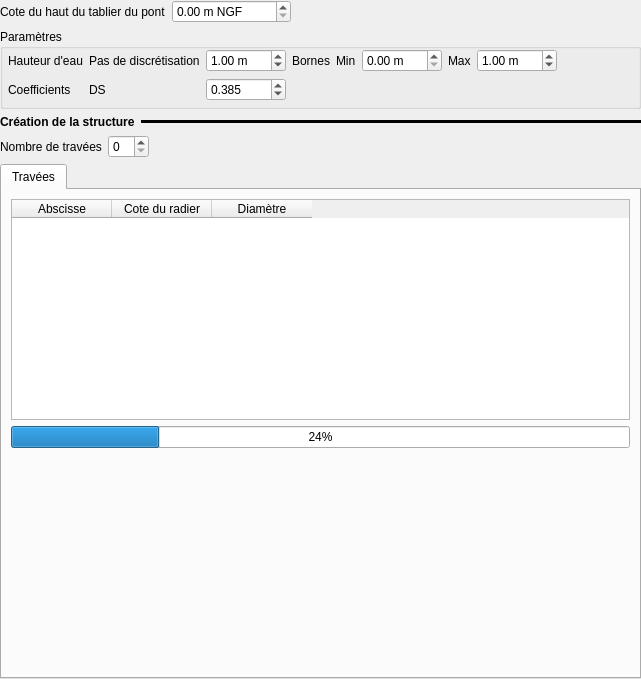
Before: the Qt Designer form ui/structures/ui_borda_bu.ui in Artelia/Mascaret, drawn with Qt 5.
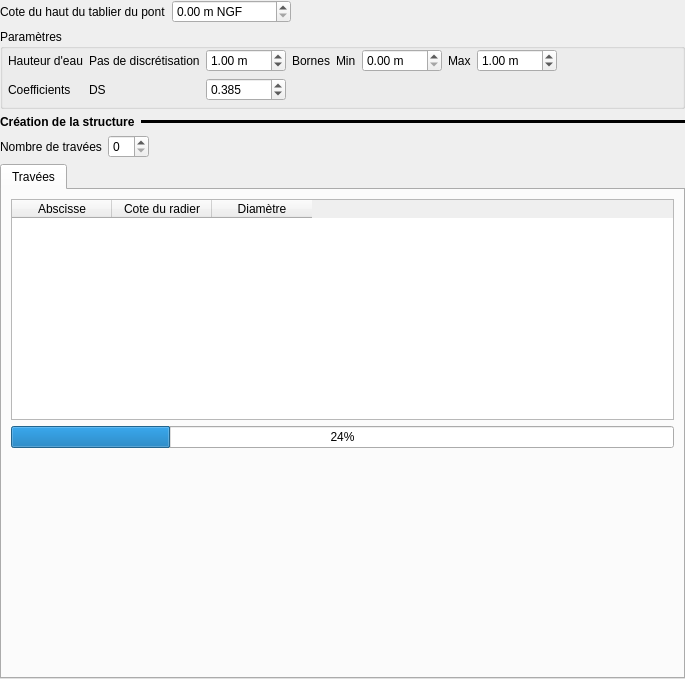
After: the same form once the commit is applied.

Patch:
```diff
--- a/ui/structures/ui_borda_bu.ui
+++ b/ui/structures/ui_borda_bu.ui
@@ -6,7 +6,7 @@
    <rect>
     <x>0</x>
     <y>0</y>
-    <width>641</width>
+    <width>685</width>
     <height>679</height>
    </rect>
   </property>
```
Left out of the diff: 69 changed lines with no effect on the pictures.
